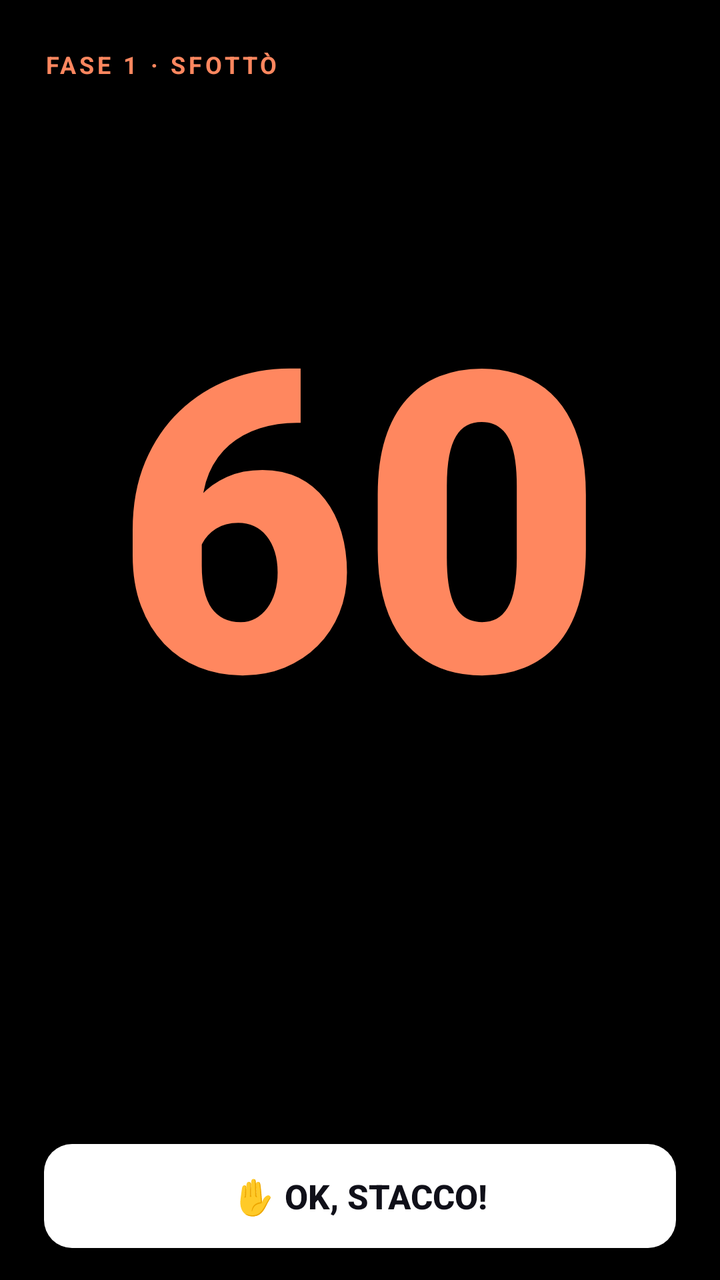
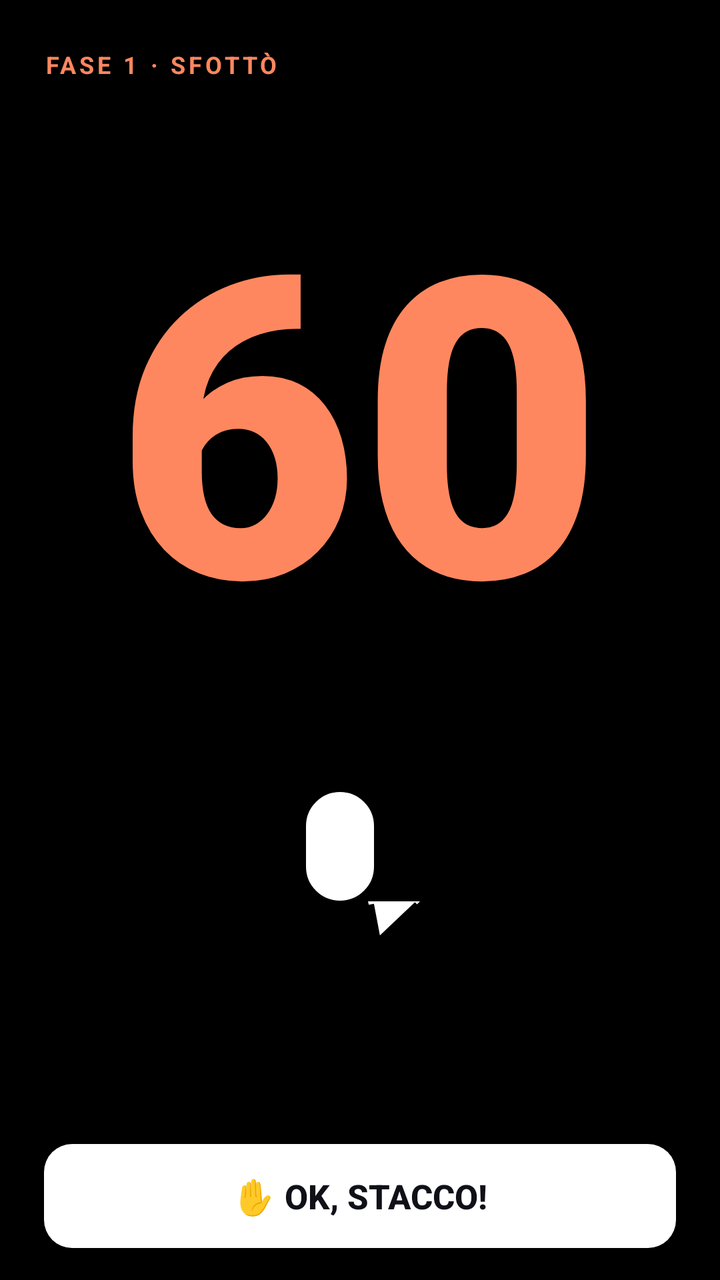

The first picture is an Android layout as it rendered before a commit; the second is the same layout after the commit. The layout source and the unified diff follow.
<!-- AndroidManifest.xml: activity theme Theme.Stacca.FullScreen -->
<!-- res/layout/activity_insultami.xml -->
<?xml version="1.0" encoding="utf-8"?>
<FrameLayout xmlns:android="http://schemas.android.com/apk/res/android"
    xmlns:app="http://schemas.android.com/apk/res-auto"
    android:id="@+id/insultRoot"
    android:layout_width="match_parent"
    android:layout_height="match_parent"
    android:background="#000000"
    android:clipChildren="false">

    <LinearLayout
        android:layout_width="match_parent"
        android:layout_height="match_parent"
        android:orientation="vertical"
        android:clipChildren="false"
        android:clipToPadding="false"
        android:gravity="center_horizontal"
        android:paddingStart="22dp"
        android:paddingEnd="22dp"
        android:paddingTop="24dp"
        android:paddingBottom="16dp">

        
        <TextView
            android:id="@+id/tvInsultPhase"
            android:layout_width="wrap_content"
            android:layout_height="wrap_content"
            android:layout_gravity="start"
            android:text="@string/insult_phase_1"
            android:textSize="12sp"
            android:textStyle="bold"
            android:letterSpacing="0.14"
            android:textColor="@color/home_accent" />

        <Space
            android:layout_width="match_parent"
            android:layout_height="0dp"
            android:layout_weight="1" />

        
        <TextView
            android:id="@+id/tvInsultTimer"
            android:layout_width="match_parent"
            android:layout_height="wrap_content"
            android:gravity="center"
            android:text="60"
            android:textSize="210sp"
            android:fontFamily="sans-serif-black"
            android:fontFeatureSettings="tnum"
            android:includeFontPadding="false"
            android:maxLines="2"
            android:textColor="@color/home_accent" />

        
        <TextView
            android:id="@+id/tvInsult"
            android:layout_width="match_parent"
            android:layout_height="wrap_content"
            android:layout_marginTop="12dp"
            android:minHeight="72dp"
            android:gravity="center"
            android:textSize="18sp"
            android:textStyle="bold"
            android:lineSpacingMultiplier="1.1"
            android:textColor="@color/home_text" />

        <Space
            android:layout_width="match_parent"
            android:layout_height="0dp"
            android:layout_weight="1" />

        <com.google.android.material.button.MaterialButton
            android:id="@+id/btnInsultOk"
            android:layout_width="match_parent"
            android:layout_height="52dp"
            android:insetTop="0dp"
            android:insetBottom="0dp"
            android:text="@string/insult_btn_ok"
            android:textSize="17sp"
            android:textStyle="bold"
            android:textAllCaps="false"
            android:letterSpacing="0"
            android:textColor="@color/home_bg"
            app:backgroundTint="@color/white"
            app:cornerRadius="14dp"
            app:elevation="0dp" />

    </LinearLayout>
</FrameLayout>
<!-- resources referenced by this layout -->
<resources>
  <color name="home_accent">#FF875F</color>
  <color name="home_bg">#101019</color>
  <color name="home_text">#F8F5F0</color>
  <color name="white">#FFFFFF</color>
  <string name="insult_btn_ok">✋ OK, STACCO!</string>
  <string name="insult_phase_1">FASE 1 · SFOTTÒ</string>
  <style name="Theme.Stacca.FullScreen" parent="Theme.Stacca">
          <item name="android:windowFullscreen">true</item>
          <item name="android:windowNoTitle">true</item>
          <item name="android:windowBackground">@color/alert_nuclear</item>
      </style>
  <style name="Theme.Stacca" parent="Theme.Material3.Dark.NoActionBar">
          <item name="colorPrimary">@color/primary</item>
          <item name="colorPrimaryDark">@color/primary_dark</item>
          <item name="colorOnPrimary">@color/on_primary</item>
          <item name="colorSecondary">@color/secondary</item>
          <item name="colorOnSecondary">@color/on_secondary</item>
          <item name="colorTertiary">@color/tertiary</item>
          <item name="colorOnTertiary">@color/on_tertiary</item>
          <item name="android:colorBackground">@color/background_dark</item>
          <item name="colorSurface">@color/surface</item>
          <item name="colorSurfaceVariant">@color/surface_variant</item>
          <item name="android:textColorPrimary">@color/text_primary</item>
          <item name="android:textColorSecondary">@color/text_secondary</item>
          <item name="android:textColorHint">@color/text_hint</item>
          <item name="android:statusBarColor">@color/background_dark</item>
          <item name="android:navigationBarColor">@color/background_dark</item>
          <item name="android:windowBackground">@color/background_dark</item>
      </style>
  <color name="alert_nuclear">#F44336</color>
  <color name="primary">#FF6B35</color>
  <color name="primary_dark">#E55A2B</color>
  <color name="on_primary">#FFFFFF</color>
  <color name="secondary">#7B2FF7</color>
  <color name="on_secondary">#FFFFFF</color>
  <color name="tertiary">#00C9A7</color>
  <color name="on_tertiary">#FFFFFF</color>
  <color name="background_dark">#0D0D1A</color>
  <color name="surface">#16213E</color>
  <color name="surface_variant">#1E2A4A</color>
  <color name="text_primary">#FFFFFF</color>
  <color name="text_secondary">#B0B0CC</color>
  <color name="text_hint">#6E6E8A</color>
</resources>

<!-- the commit's change to res/layout/activity_insultami.xml (unified diff, before → after) -->
@@ -51,17 +51,60 @@
             android:textColor="@color/home_accent" />
 
         
-        <TextView
-            android:id="@+id/tvInsult"
+        <FrameLayout
             android:layout_width="match_parent"
-            android:layout_height="wrap_content"
-            android:layout_marginTop="12dp"
-            android:minHeight="72dp"
-            android:gravity="center"
-            android:textSize="18sp"
-            android:textStyle="bold"
-            android:lineSpacingMultiplier="1.1"
-            android:textColor="@color/home_text" />
+            android:layout_height="170dp"
+            android:layout_marginTop="8dp"
+            android:clipChildren="false">
+
+            <LinearLayout
+                android:id="@+id/insultBubble"
+                android:layout_width="wrap_content"
+                android:layout_height="wrap_content"
+                android:layout_gravity="center"
+                android:orientation="vertical"
+                android:clipChildren="false">
+
+                <TextView
+                    android:id="@+id/tvInsult"
+                    android:layout_width="wrap_content"
+                    android:layout_height="wrap_content"
+                    android:maxWidth="300dp"
+                    android:paddingStart="20dp"
+                    android:paddingEnd="20dp"
+                    android:paddingTop="14dp"
+                    android:paddingBottom="14dp"
+                    android:background="@drawable/bg_insult_bubble"
+                    android:gravity="center"
+                    android:textSize="24sp"
+                    android:fontFamily="sans-serif-black"
+                    android:lineSpacingMultiplier="1.05"
+                    android:textColor="#000000" />
+
+                
+                <FrameLayout
+                    android:id="@+id/insultTail"
+                    android:layout_width="26dp"
+                    android:layout_height="22dp"
+                    android:layout_gravity="start"
+                    android:layout_marginStart="34dp"
+                    android:layout_marginTop="-3dp">
+
+                    <ImageView
+                        android:id="@+id/ivInsultTailFill"
+                        android:layout_width="match_parent"
+                        android:layout_height="match_parent"
+                        android:importantForAccessibility="no"
+                        android:src="@drawable/ic_bubble_tail_fill" />
+
+                    <ImageView
+                        android:layout_width="match_parent"
+                        android:layout_height="match_parent"
+                        android:importantForAccessibility="no"
+                        android:src="@drawable/ic_bubble_tail_stroke" />
+                </FrameLayout>
+            </LinearLayout>
+        </FrameLayout>
 
         <Space
             android:layout_width="match_parent"
<!-- resource entries referenced after the edit -->
@@ -2,8 +2,38 @@
 <resources>
   <color name="home_accent">#FF875F</color>
   <color name="home_bg">#101019</color>
-  <color name="home_text">#F8F5F0</color>
   <color name="white">#FFFFFF</color>
+  <!-- drawable bg_insult_bubble (drawable) -->
+  <?xml version="1.0" encoding="utf-8"?>
+  <shape xmlns:android="http://schemas.android.com/apk/res/android" android:shape="rectangle">
+      <solid android:color="#FFFFFF" />
+      <corners android:radius="22dp" />
+      <stroke android:width="3dp" android:color="#000000" />
+  </shape>
+  <!-- drawable ic_bubble_tail_fill (drawable) -->
+  <?xml version="1.0" encoding="utf-8"?>
+  <vector xmlns:android="http://schemas.android.com/apk/res/android"
+      android:width="26dp"
+      android:height="22dp"
+      android:viewportWidth="26"
+      android:viewportHeight="22">
+      <path
+          android:fillColor="#FFFFFFFF"
+          android:pathData="M0,0 L26,0 L5,21 Z" />
+  </vector>
+  <!-- drawable ic_bubble_tail_stroke (drawable) -->
+  <?xml version="1.0" encoding="utf-8"?>
+  <vector xmlns:android="http://schemas.android.com/apk/res/android"
+      android:width="26dp"
+      android:height="22dp"
+      android:viewportWidth="26"
+      android:viewportHeight="22">
+      <path
+          android:strokeColor="#FF000000"
+          android:strokeWidth="3"
+          android:strokeLineJoin="round"
+          android:pathData="M1.5,1.5 L5,20 L24.5,1.5" />
+  </vector>
   <string name="insult_btn_ok">✋ OK, STACCO!</string>
   <string name="insult_phase_1">FASE 1 · SFOTTÒ</string>
   <style name="Theme.Stacca.FullScreen" parent="Theme.Stacca">
